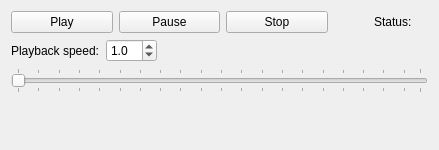
This is ground/gcs/src/plugins/logging/logging.ui in librepilot/LibrePilot as Qt 5 draws it before an edit. The edited form follows.
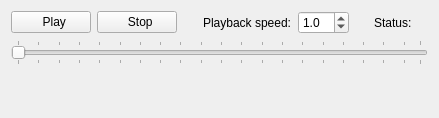
This is the edited form. Icons and pictures are not drawn.

Commit message:
LP-597 Progress bar for GCS log replay - switch to double-function button for Play/Pause
- remove separate play and pause buttons, combine these functions in one playPause button.
- update icons & button texts
- move resources (icons) to logging plugin's own images folder
- explain why looking for the next timestamp after the last played one is useful.
  It causes the replay process to jump over parts of the logfile where no data has been recorded
  and jumps straight to the first timestamp after that part of the log where data is missing.

Diff of the .ui file:
```diff
--- a/ground/gcs/src/plugins/logging/logging.ui
+++ b/ground/gcs/src/plugins/logging/logging.ui
@@ -7,7 +7,7 @@
     <x>0</x>
     <y>0</y>
     <width>439</width>
-    <height>150</height>
+    <height>118</height>
    </rect>
   </property>
   <property name="sizePolicy">
@@ -19,17 +19,17 @@
   <property name="minimumSize">
    <size>
     <width>100</width>
-    <height>150</height>
+    <height>118</height>
    </size>
   </property>
   <property name="windowTitle">
    <string>Form</string>
   </property>
-  <layout class="QVBoxLayout" name="verticalLayout_2">
+  <layout class="QVBoxLayout" name="verticalLayout_2" stretch="0,1">
    <item>
-    <layout class="QVBoxLayout" name="verticalLayout" stretch="0,0,0,0">
+    <layout class="QVBoxLayout" name="verticalLayout" stretch="0,0,0">
      <item>
-      <layout class="QHBoxLayout" name="horizontalLayout" stretch="2,2,2,0,0,0">
+      <layout class="QHBoxLayout" name="horizontalLayout" stretch="0,0,2,0,0,2,0,0">
        <property name="sizeConstraint">
         <enum>QLayout::SetNoConstraint</enum>
        </property>
@@ -48,35 +48,18 @@
           </size>
          </property>
          <property name="text">
-          <string>Play</string>
+          <string>  Play</string>
          </property>
          <property name="icon">
           <iconset resource="../notify/res.qrc">
            <normaloff>:/notify/images/play.png</normaloff>:/notify/images/play.png</iconset>
          </property>
-        </widget>
-       </item>
-       <item>
-        <widget class="QPushButton" name="pauseButton">
-         <property name="sizePolicy">
-          <sizepolicy hsizetype="Preferred" vsizetype="Fixed">
-           <horstretch>0</horstretch>
-           <verstretch>0</verstretch>
-          </sizepolicy>
-         </property>
-         <property name="minimumSize">
+         <property name="iconSize">
           <size>
-           <width>30</width>
-           <height>0</height>
+           <width>16</width>
+           <height>16</height>
           </size>
          </property>
-         <property name="text">
-          <string>Pause</string>
-         </property>
-         <property name="icon">
-          <iconset resource="../notify/res.qrc">
-           <normaloff>:/notify/images/stop.png</normaloff>:/notify/images/stop.png</iconset>
-         </property>
         </widget>
        </item>
        <item>
@@ -94,11 +77,17 @@
           </size>
          </property>
          <property name="text">
-          <string>Stop</string>
+          <string>  Stop</string>
          </property>
          <property name="icon">
-          <iconset resource="../notify/res.qrc">
-           <normaloff>:/notify/images/delete.png</normaloff>:/notify/images/delete.png</iconset>
+          <iconset resource="../logging/res.qrc">
+           <normaloff>:/logging/images/stop.png</normaloff>:/logging/images/stop.png</iconset>
+         </property>
+         <property name="iconSize">
+          <size>
+           <width>16</width>
+           <height>16</height>
+          </size>
          </property>
         </widget>
        </item>
@@ -115,30 +104,6 @@
          </property>
         </spacer>
        </item>
-       <item>
-        <widget class="QLabel" name="label">
-         <property name="text">
-          <string>Status: </string>
-         </property>
-        </widget>
-       </item>
-       <item>
-        <widget class="QLabel" name="statusLabel">
-         <property name="font">
-          <font>
-           <weight>75</weight>
-           <bold>true</bold>
-          </font>
-         </property>
-         <property name="text">
-          <string notr="true">&lt;Status&gt;</string>
-         </property>
-        </widget>
-       </item>
-      </layout>
-     </item>
-     <item>
-      <layout class="QHBoxLayout" name="horizontalLayout_2">
        <item>
         <widget class="QLabel" name="label_2">
          <property name="text">
@@ -152,7 +117,7 @@
           <number>1</number>
          </property>
          <property name="minimum">
-          <double>0.10000000000000</double>
+          <double>0.100000000000000</double>
          </property>
          <property name="maximum">
           <double>10.000000000000000</double>
@@ -166,7 +131,7 @@
         </widget>
        </item>
        <item>
-        <spacer name="horizontalSpacer">
+        <spacer name="horizontalSpacer_4">
          <property name="orientation">
           <enum>Qt::Horizontal</enum>
          </property>
@@ -178,6 +143,26 @@
          </property>
         </spacer>
        </item>
+       <item>
+        <widget class="QLabel" name="label">
+         <property name="text">
+          <string>Status: </string>
+         </property>
+        </widget>
+       </item>
+       <item>
+        <widget class="QLabel" name="statusLabel">
+         <property name="font">
+          <font>
+           <weight>75</weight>
+           <bold>true</bold>
+          </font>
+         </property>
+         <property name="text">
+          <string notr="true">&lt;Status&gt;</string>
+         </property>
+        </widget>
+       </item>
       </layout>
      </item>
      <item>
@@ -290,7 +275,7 @@
      <property name="sizeHint" stdset="0">
       <size>
        <width>20</width>
-       <height>40</height>
+       <height>5</height>
       </size>
      </property>
     </spacer>
```
Left out of the diff: 10 changed lines with no effect on the pictures. The commit also changes 9 other files.
